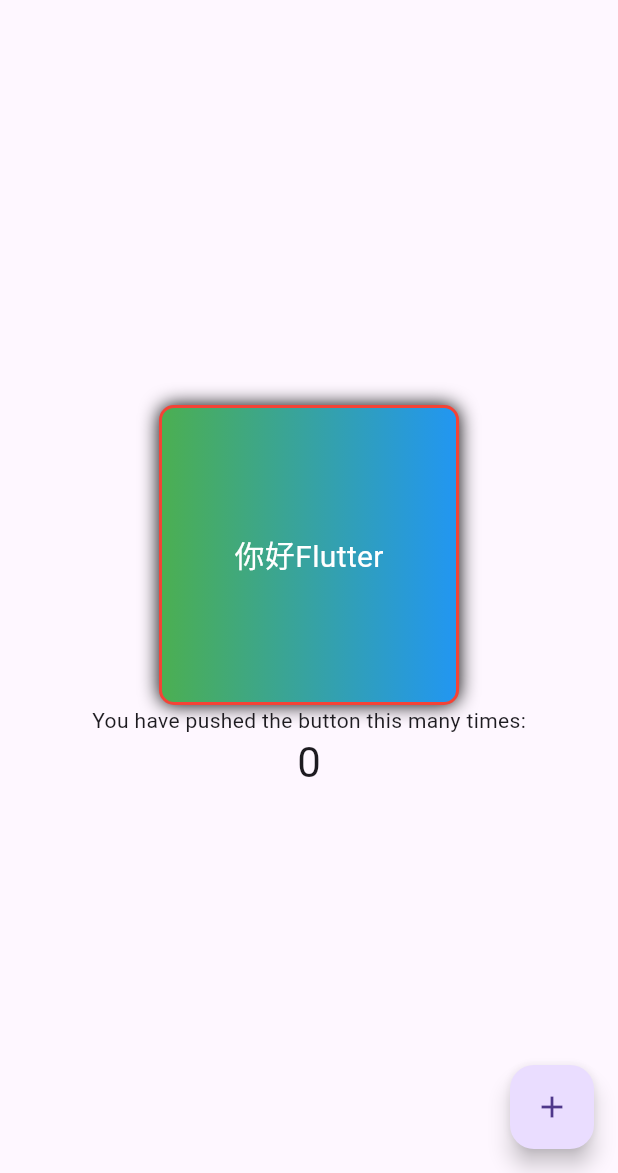
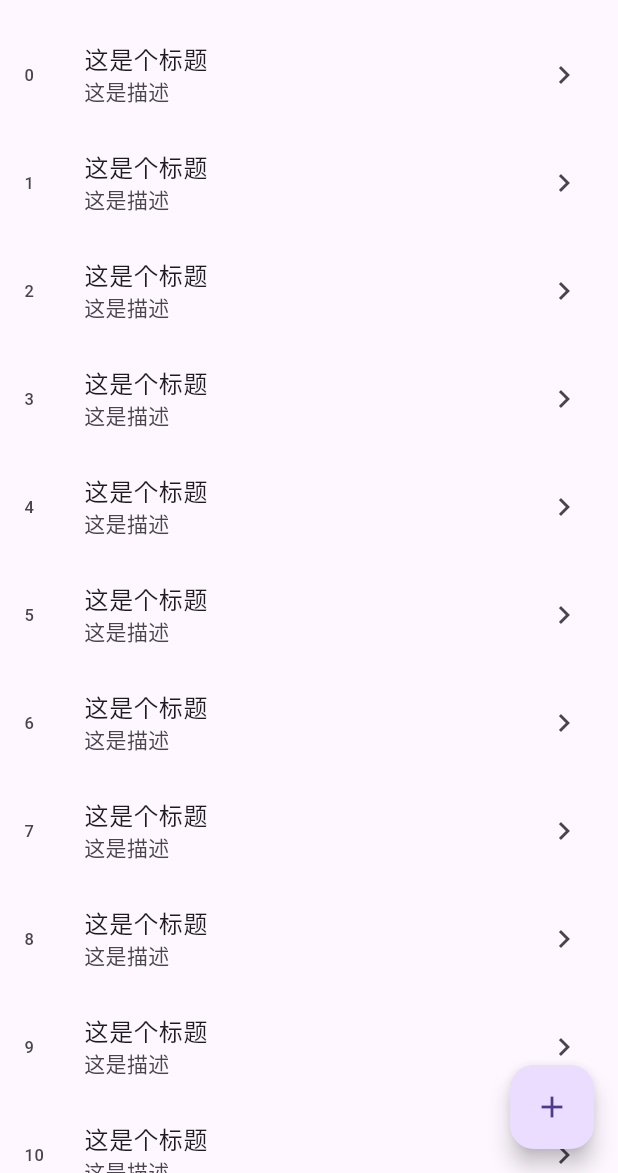
Before and after one commit to Fereshte874/spaak, a Flutter app: the screen it shows after launch, on a phone screen of 412 x 824 dp, the part 63-1236 px from its top. Run offline on Flutter 3.47's test engine with Material 3 defaults, Android fonts, the phone set to English and light mode, and no system bars.

Commit message:
拆分界面，测试列表

```diff
--- a/lib/main.dart
+++ b/lib/main.dart
@@ -1,13 +1,20 @@
 import 'package:flutter/material.dart';
+import 'package:spaak/ui/home/homePage.dart';
+import 'package:spaak/ui/list.dart';
+import 'package:spaak/ui/normal.dart';
 
 void main() {
   runApp(const MyApp());
 }
 
-class MyApp extends StatelessWidget {
+class MyApp extends StatefulWidget {
   const MyApp({super.key});
 
-  // This widget is the root of your application.
+  @override
+  State<MyApp> createState() => _MyAppState();
+}
+
+class _MyAppState extends State<MyApp> {
   @override
   Widget build(BuildContext context) {
     return MaterialApp(
@@ -28,107 +35,3 @@ class MyApp extends StatelessWidget {
     );
   }
 }
-
-class MyHomePage extends StatefulWidget {
-  const MyHomePage({super.key, required this.title});
-
-  // This widget is the home page of your application. It is stateful, meaning
-  // that it has a State object (defined below) that contains fields that affect
-  // how it looks.
-
-  // This class is the configuration for the state. It holds the values (in this
-  // case the title) provided by the parent (in this case the App widget) and
-  // used by the build method of the State. Fields in a Widget subclass are
-  // always marked "final".
-
-  final String title;
-
-  @override
-  State<MyHomePage> createState() => _MyHomePageState();
-}
-
-class _MyHomePageState extends State<MyHomePage> {
-  int _counter = 0;
-
-  void _incrementCounter() {
-    setState(() {
-      // This call to setState tells the Flutter framework that something has
-      // changed in this State, which causes it to rerun the build method below
-      // so that the display can reflect the updated values. If we changed
-      // _counter without calling setState(), then the build method would not be
-      // called again, and so nothing would appear to happen.
-      _counter++;
-    });
-  }
-
-  @override
-  Widget build(BuildContext context) {
-    // This method is rerun every time setState is called, for instance as done
-    // by the _incrementCounter method above.
-    //
-    // The Flutter framework has been optimized to make rerunning build methods
-    // fast, so that you can just rebuild anything that needs updating rather
-    // than having to individually change instances of widgets.
-    return Scaffold(
-      appBar: AppBar(
-        // Here we take the value from the MyHomePage object that was created by
-        // the App.build method, and use it to set our appbar title.
-        title: Text(widget.title),
-      ),
-      body: Center(
-        // Center is a layout widget. It takes a single child and positions it
-        // in the middle of the parent.
-        child: Column(
-          // Column is also a layout widget. It takes a list of children and
-          // arranges them vertically. By default, it sizes itself to fit its
-          // children horizontally, and tries to be as tall as its parent.
-          //
-          // Invoke "debug painting" (press "p" in the console, choose the
-          // "Toggle Debug Paint" action from the Flutter Inspector in Android
-          // Studio, or the "Toggle Debug Paint" command in Visual Studio Code)
-          // to see the wireframe for each widget.
-          //
-          // Column has various properties to control how it sizes itself and
-          // how it positions its children. Here we use mainAxisAlignment to
-          // center the children vertically; the main axis here is the vertical
-          // axis because Columns are vertical (the cross axis would be
-          // horizontal).
-          mainAxisAlignment: MainAxisAlignment.center,
-          children: <Widget>[
-            Container(
-              alignment: Alignment.center,
-              width: 200,
-              height: 200,
-              decoration: BoxDecoration(
-                  color: Colors.orange,
-                  border: Border.all(color: Colors.red, width: 2),
-                  borderRadius: BorderRadius.circular(10),
-                  boxShadow: const [
-                    BoxShadow(color: Colors.black, blurRadius: 10.0)
-                  ],
-                  gradient: const LinearGradient(
-                      colors: [Colors.green, Colors.blue])
-              ),
-              child: const Text(
-                "你好Flutter",
-                style: TextStyle(color: Colors.white, fontSize: 20),
-              ),
-            ),
-            const Text(
-              'You have pushed the button this many times:',
-            ),
-            Text(
-              '$_counter',
-              style: Theme.of(context).textTheme.headlineMedium,
-            ),
-          ],
-        ),
-      ),
-      floatingActionButton: FloatingActionButton(
-        onPressed: _incrementCounter,
-        tooltip: 'Increment',
-        child: const Icon(Icons.add),
-      ), // This trailing comma makes auto-formatting nicer for build methods.
-    );
-  }
-}
--- /dev/null
+++ b/lib/ui/home/homePage.dart
@@ -0,0 +1,43 @@
+import 'package:flutter/material.dart';
+import 'package:spaak/ui/list.dart';
+import 'package:spaak/ui/normal.dart';
+
+class MyHomePage extends StatefulWidget {
+  const MyHomePage({super.key, required this.title});
+
+  final String title;
+
+  @override
+  State<MyHomePage> createState() => _MyHomePageState();
+}
+
+class _MyHomePageState extends State<MyHomePage> {
+  int _counter = 0;
+
+  void _incrementCounter() {
+    setState(() {
+      // This call to setState tells the Flutter framework that something has
+      // changed in this State, which causes it to rerun the build method below
+      // so that the display can reflect the updated values. If we changed
+      // _counter without calling setState(), then the build method would not be
+      // called again, and so nothing would appear to happen.
+      _counter++;
+    });
+  }
+  @override
+  Widget build(BuildContext context) {
+    return Scaffold(
+      appBar: AppBar(
+        // Here we take the value from the MyHomePage object that was created by
+        // the App.build method, and use it to set our appbar title.
+        title: Text(widget.title),
+      ),
+      body: const MyList(),
+      floatingActionButton: FloatingActionButton(
+        onPressed: _incrementCounter,
+        tooltip: 'Increment',
+        child: const Icon(Icons.add),
+      ), // This trailing comma makes auto-formatting nicer for build methods.iling comma makes auto-formatting nicer for build methods.
+    );
+  }
+}
--- /dev/null
+++ b/lib/ui/list.dart
@@ -0,0 +1,23 @@
+import 'package:flutter/material.dart';
+
+class MyList extends StatelessWidget {
+  const MyList({super.key});
+
+  List<Widget> _initListData() {
+    List<Widget> list = [];
+    for (var i = 0; i < 20; i++) {
+      list.add(ListTile(
+        leading: Text("$i"),
+        title: const Text("这是个标题"),
+        subtitle: const Text("这是描述"),
+        trailing: const Icon(Icons.chevron_right),
+      ));
+    }
+    return list;
+  }
+
+  @override
+  Widget build(BuildContext context) {
+    return ListView(children: _initListData());
+  }
+}
```
Also changed, not shown: lib/ui/normal.dart (added, +157 -0 lines), pubspec.yaml (+5 -4 lines).
